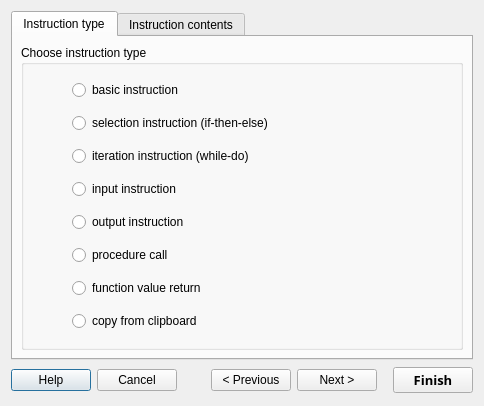
Above: instructionwizard.ui from nsbuilder-hub/nsbuilder before the change. Below: the same form after it.
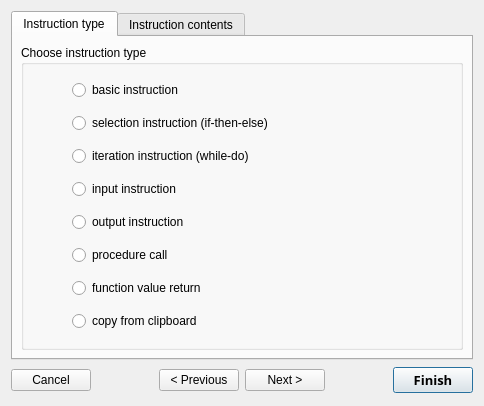
That is the form after the change.

Diff of the .ui file:
```diff
--- a/instructionwizard.ui
+++ b/instructionwizard.ui
@@ -187,13 +187,6 @@
    </item>
    <item>
     <layout class="QHBoxLayout">
-     <item>
-      <widget class="QPushButton" name="helpButton">
-       <property name="text">
-        <string>Help</string>
-       </property>
-      </widget>
-     </item>
      <item>
       <widget class="QPushButton" name="cancelPB">
        <property name="text">
@@ -257,6 +250,9 @@
        <property name="text">
         <string>Finish</string>
        </property>
+       <property name="default">
+        <bool>true</bool>
+       </property>
       </widget>
      </item>
     </layout>
```
